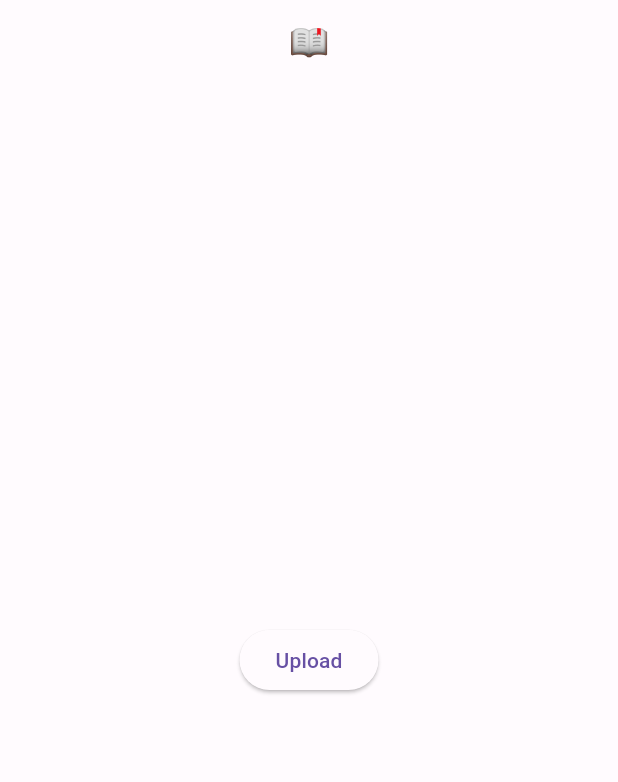
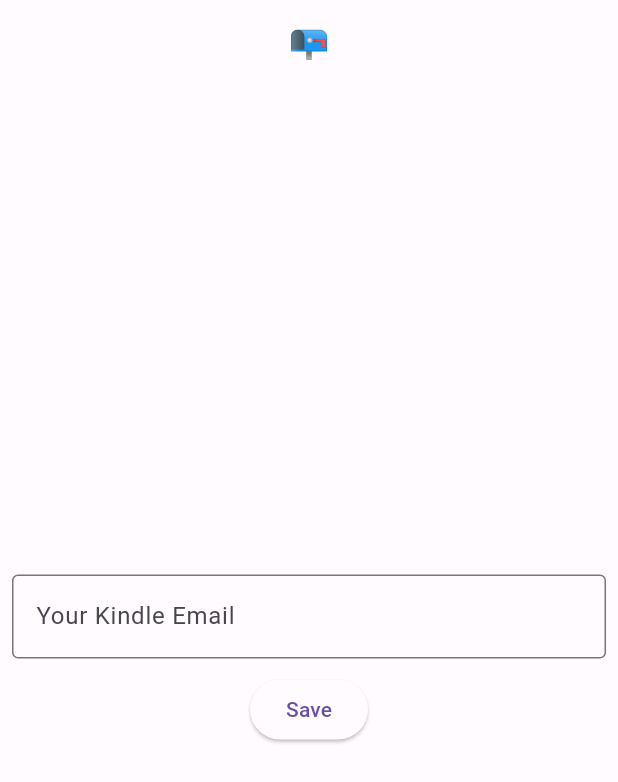
Before and after one commit to carlosveron/send_to_kindle, a Flutter app: the screen it shows after launch, on a phone screen of 412 x 824 dp. Shown: the top 782 px of the screen. Run offline on Flutter 3.47's test engine with Material 2 defaults, Android fonts, the phone set to English and light mode, and no system bars; our stand-ins replace file_picker, flutter_modular, flutter_riverpod, permission_handler, realm; generated files the repository leaves out were written again.

Commit message:
Added kindle email page

```diff
--- a/lib/app_widget.dart
+++ b/lib/app_widget.dart
@@ -1,5 +1,5 @@
 import 'package:flutter/material.dart';
-import 'package:send_to_kindle/pages/my_home_page.dart';
+import 'package:send_to_kindle/pages/kindlemail_page/kindlemail_page.dart';
 import 'package:send_to_kindle/shared/theme/themes/themes.dart';
 
 class MyApp extends StatelessWidget {
@@ -12,7 +12,7 @@ class MyApp extends StatelessWidget {
       title: 'Send to Kindle',
       theme: lightTheme,
       darkTheme: darkTheme,
-      home: const MyHomePage(),
+      home: const KindleEmailPage(),
     );
   }
 }
--- /dev/null
+++ b/lib/pages/kindlemail_page/kindlemail_page.dart
@@ -0,0 +1,72 @@
+import 'package:flutter/material.dart';
+import 'package:flutter_riverpod/flutter_riverpod.dart';
+import 'package:send_to_kindle/main.dart';
+import 'package:send_to_kindle/pages/home_page/my_home_page.dart';
+import 'package:send_to_kindle/shared/services/provider/providers.dart';
+import 'package:send_to_kindle/shared/services/realm/models/user_settings.dart';
+
+class KindleEmailPage extends ConsumerStatefulWidget {
+  const KindleEmailPage({super.key});
+
+  @override
+  ConsumerState<ConsumerStatefulWidget> createState() =>
+      _KindleEmailPageState();
+}
+
+class _KindleEmailPageState extends ConsumerState<KindleEmailPage> {
+  final emailController = TextEditingController();
+  late List<UserSettings> userSettings;
+  @override
+  void initState() {
+    super.initState();
+
+    setState(() {
+      userSettings = realmService.getAll<UserSettings>();
+      if (userSettings.isNotEmpty &&
+          userSettings.first.kindleEmail.isNotEmpty) {
+        _navigateToHomePage();
+      }
+    });
+  }
+
+  @override
+  Widget build(BuildContext context) {
+    if (userSettings.isNotEmpty) {
+      ref.read(userSettingsProvider.notifier).state = userSettings.first;
+    }
+    return Scaffold(
+        appBar: AppBar(
+          title: const Text('📭'),
+          centerTitle: true,
+        ),
+        body: Padding(
+          padding: const EdgeInsets.all(8.0),
+          child: Column(
+            mainAxisAlignment: MainAxisAlignment.center,
+            children: [
+              TextFormField(
+                controller: emailController,
+                decoration: const InputDecoration(
+                  border: OutlineInputBorder(),
+                  hintText: 'Your Kindle Email',
+                ),
+                validator: (value) {
+                  if (value == null) {
+                    return 'Text';
+                  }
+                  return '';
+                },
+              ),
+              const SizedBox(height: 10),
+              ElevatedButton(
+                onPressed: _navigateToHomePage,
+                child: const Text('Save'),
+              )
+            ],
+          ),
+        ));
+  }
+
+  _navigateToHomePage() => Navigator.of(context)
+      .pushReplacement(MaterialPageRoute(builder: (_) => const MyHomePage()));
+}
```
